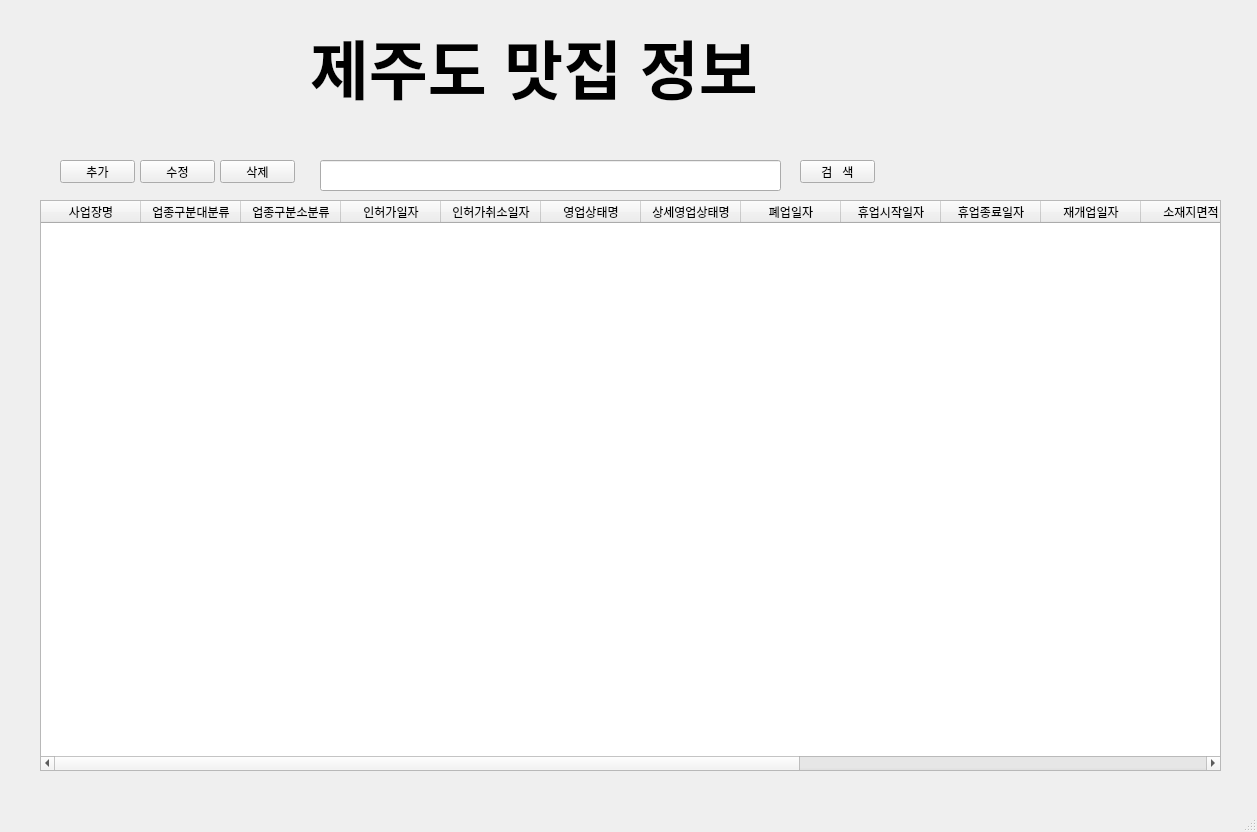
Qt form jeju.ui (Meoung-eun/jejudo) before a commit.
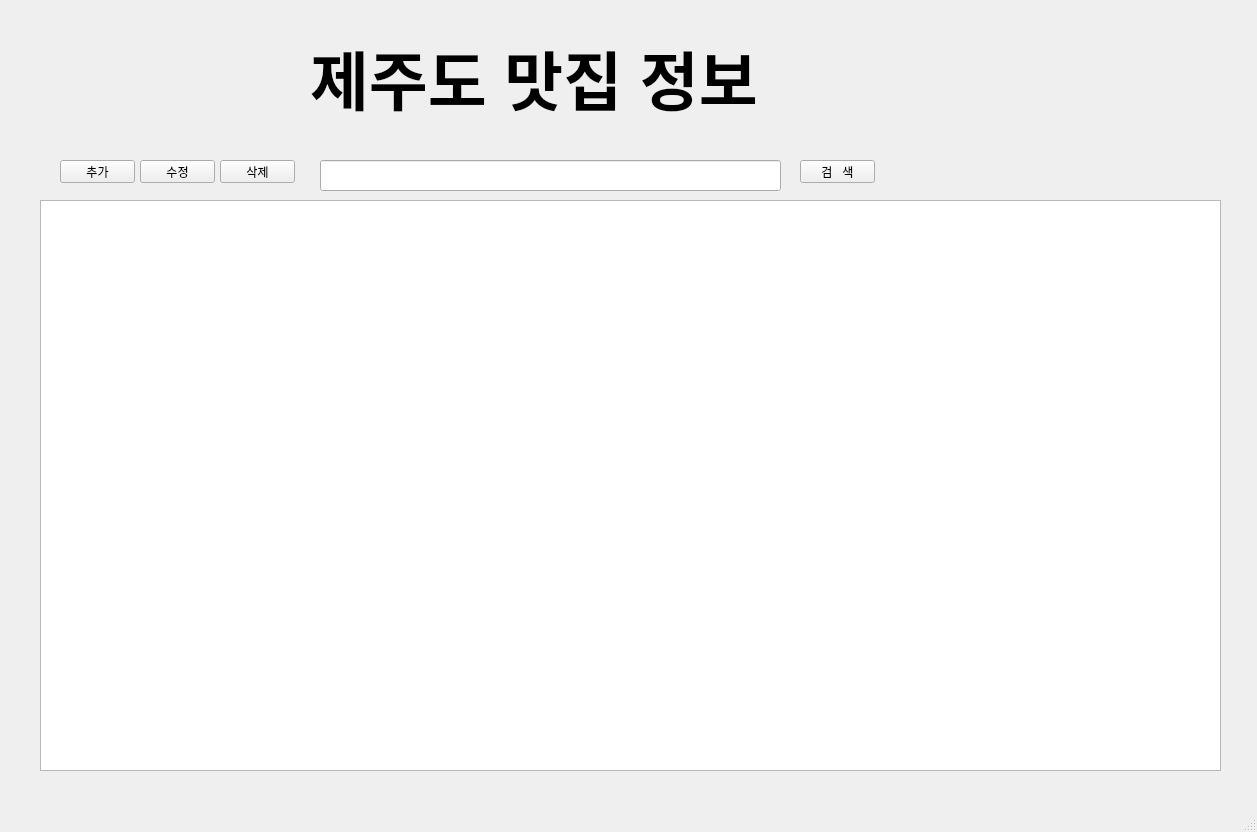
The same form after that commit.

What changed in the file:
```diff
--- a/jeju.ui
+++ b/jeju.ui
@@ -40,104 +40,16 @@
      <number>0</number>
     </property>
     <property name="columnCount">
-     <number>17</number>
+     <number>0</number>
     </property>
-    <column>
-     <property name="text">
-      <string>사업장명</string>
-     </property>
-    </column>
-    <column>
-     <property name="text">
-      <string>업종구분대분류</string>
-     </property>
-    </column>
-    <column>
-     <property name="text">
-      <string>업종구분소분류</string>
-     </property>
-    </column>
-    <column>
-     <property name="text">
-      <string>인허가일자</string>
-     </property>
-    </column>
-    <column>
-     <property name="text">
-      <string>인허가취소일자</string>
-     </property>
-    </column>
-    <column>
-     <property name="text">
-      <string>영업상태명</string>
-     </property>
-    </column>
-    <column>
-     <property name="text">
-      <string>상세영업상태명</string>
-     </property>
-    </column>
-    <column>
-     <property name="text">
-      <string>폐업일자</string>
-     </property>
-    </column>
-    <column>
-     <property name="text">
-      <string>휴업시작일자</string>
-     </property>
-    </column>
-    <column>
-     <property name="text">
-      <string>휴업종료일자</string>
-     </property>
-    </column>
-    <column>
-     <property name="text">
-      <string>재개업일자</string>
-     </property>
-    </column>
-    <column>
-     <property name="text">
-      <string>소재지면적</string>
-     </property>
-    </column>
-    <column>
-     <property name="text">
-      <string>소재지전체주소</string>
-     </property>
-    </column>
-    <column>
-     <property name="text">
-      <string>도로명전체주소</string>
-     </property>
-    </column>
-    <column>
-     <property name="text">
-      <string>도로명우편번호</string>
-     </property>
-    </column>
-    <column>
-     <property name="text">
-      <string>데이터갱신일자</string>
-     </property>
-    </column>
-    <column>
-     <property name="text">
-      <string/>
-     </property>
-     <property name="textAlignment">
-      <set>AlignCenter</set>
-     </property>
-    </column>
    </widget>
    <widget class="QLabel" name="label">
     <property name="geometry">
      <rect>
       <x>310</x>
-      <y>10</y>
-      <width>581</width>
-      <height>111</height>
+      <y>30</y>
+      <width>604</width>
+      <height>93</height>
      </rect>
     </property>
     <property name="font">
```
